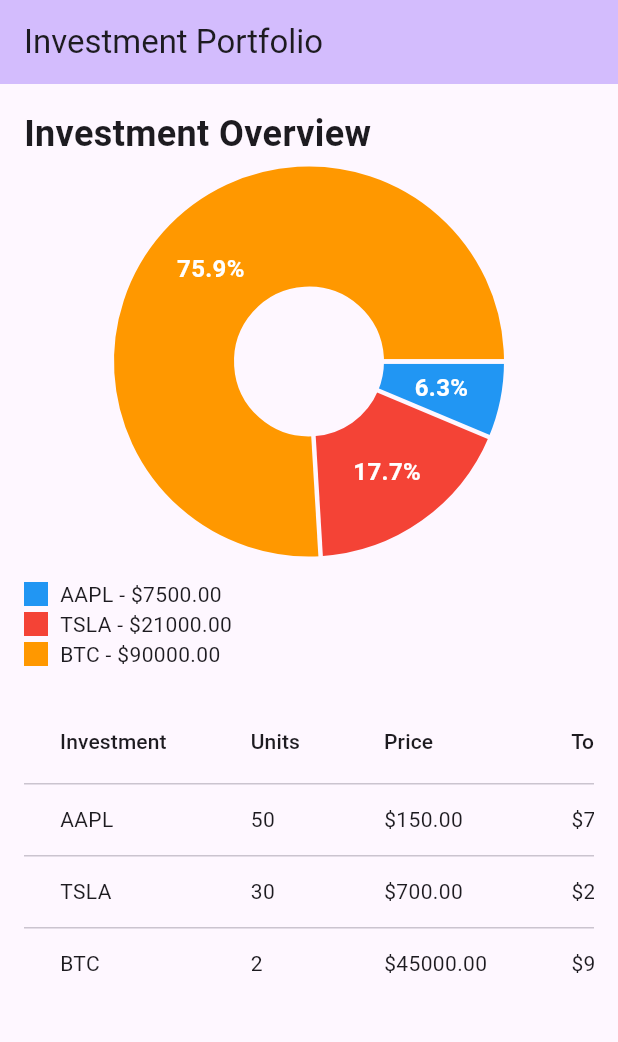
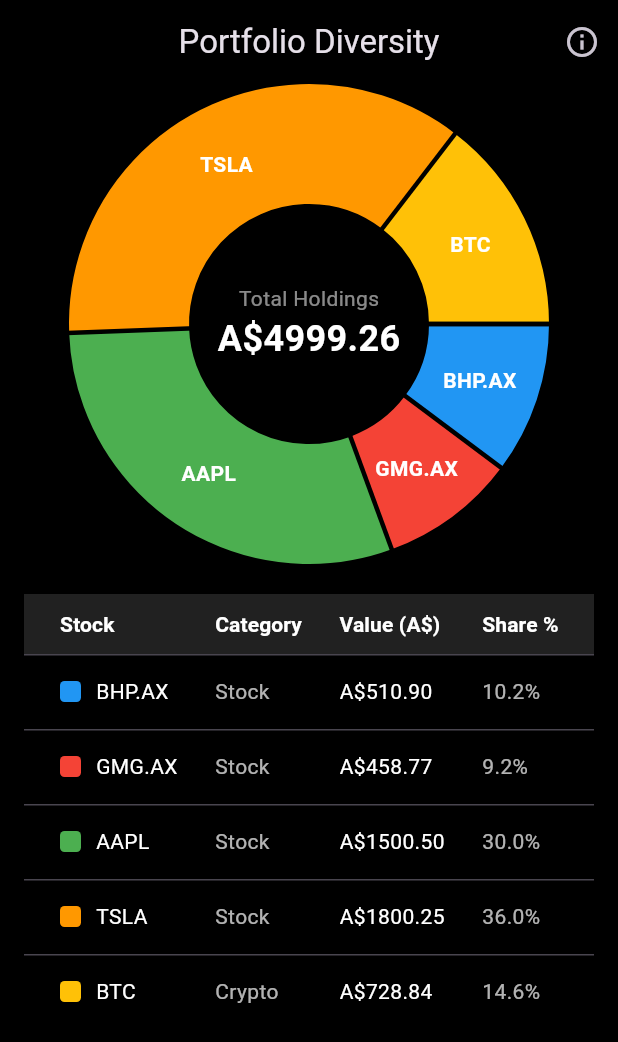
Before and after one commit to alex-morrisonn/investmentPortfolio, a Flutter app: the screen it shows after launch, on a phone screen of 412 x 824 dp. Shown: the top 1042 px of the screen. Run offline on Flutter 3.47's test engine with Material 3 defaults, Android fonts, the phone set to English and light mode, and no system bars; drawn by our look-alikes of fl_chart.

Commit message:
Changed colour scheme and formatting

```diff
--- a/investment_portfolio/lib/main.dart
+++ b/investment_portfolio/lib/main.dart
@@ -12,135 +12,155 @@
   Widget build(BuildContext context) {
     return MaterialApp(
       title: 'Investment Portfolio',
-      theme: ThemeData(
-        colorScheme: ColorScheme.fromSeed(seedColor: Colors.deepPurple),
-        useMaterial3: true,
+      debugShowCheckedModeBanner: false,
+      theme: ThemeData.dark().copyWith(
+        scaffoldBackgroundColor: Colors.black,
       ),
-      home: const MyHomePage(title: 'Investment Portfolio'),
+      home: const PortfolioScreen(),
     );
   }
 }
 
-class MyHomePage extends StatefulWidget {
-  const MyHomePage({super.key, required this.title});
-
-  final String title;
+class PortfolioScreen extends StatefulWidget {
+  const PortfolioScreen({super.key});
 
   @override
-  State<MyHomePage> createState() => _MyHomePageState();
+  State<PortfolioScreen> createState() => _PortfolioScreenState();
 }
 
-class _MyHomePageState extends State<MyHomePage> {
-  // Investment data (can be replaced with API data later)
+class _PortfolioScreenState extends State<PortfolioScreen> {
   final List<Map<String, dynamic>> investments = [
-    {'name': 'AAPL', 'units': 50, 'price': 150.0, 'color': Colors.blue},
-    {'name': 'TSLA', 'units': 30, 'price': 700.0, 'color': Colors.red},
-    {'name': 'BTC', 'units': 2, 'price': 45000.0, 'color': Colors.orange},
+    {'name': 'BHP.AX', 'value': 510.90, 'category': 'Stock', 'color': Colors.blue},
+    {'name': 'GMG.AX', 'value': 458.77, 'category': 'Stock', 'color': Colors.red},
+    {'name': 'AAPL', 'value': 1500.50, 'category': 'Stock', 'color': Colors.green},
+    {'name': 'TSLA', 'value': 1800.25, 'category': 'Stock', 'color': Colors.orange},
+    {'name': 'BTC', 'value': 728.84, 'category': 'Crypto', 'color': Colors.amber},
   ];
+
+  double get totalHoldings =>
+      investments.fold(0, (sum, investment) => sum + investment['value']);
 
   @override
   Widget build(BuildContext context) {
     return Scaffold(
       appBar: AppBar(
-        backgroundColor: Theme.of(context).colorScheme.inversePrimary,
-        title: Text(widget.title),
+        title: const Text("Portfolio Diversity"),
+        centerTitle: true,
+        backgroundColor: Colors.black,
+        actions: [
+          IconButton(
+            icon: const Icon(Icons.info_outline),
+            onPressed: () {},
+          )
+        ],
       ),
       body: Padding(
-        padding: const EdgeInsets.all(16.0),
+        padding: const EdgeInsets.symmetric(horizontal: 16, vertical: 20), // Global padding for better spacing
         child: Column(
           crossAxisAlignment: CrossAxisAlignment.start,
           children: [
-            const Text(
-              'Investment Overview',
-              style: TextStyle(fontSize: 24, fontWeight: FontWeight.bold),
-            ),
-            const SizedBox(height: 10),
-
-            // Pie Chart and Table inside a Scrollable View
-            Expanded(
-              child: SingleChildScrollView(
-                child: Column(
+            // Pie Chart Section with Proper Spacing (No Extra Title)
+            Container(
+              height: 280,
+              padding: const EdgeInsets.symmetric(vertical: 10),
+              child: Stack(
+                alignment: Alignment.center,
                 children: [
-                    // Pie Chart
-                    SizedBox(
-                      height: 250,
-                      child: PieChart(
+                  PieChart(
                     PieChartData(
                       sections: _generatePieChartSections(),
-                          centerSpaceRadius: 50,
+                      centerSpaceRadius: 80,
                       sectionsSpace: 3,
                       borderData: FlBorderData(show: false),
                     ),
                   ),
+                  Column(
+                    mainAxisAlignment: MainAxisAlignment.center,
+                    children: [
+                      const Text(
+                        "Total Holdings",
+                        style: TextStyle(color: Colors.white54, fontSize: 14),
                       ),
-                    const SizedBox(height: 20),
-                    _buildLegend(),
-                    const SizedBox(height: 20),
-
-                    // Investment Table
-                    _buildInvestmentTable(),
+                      Text(
+                        "A\$${totalHoldings.toStringAsFixed(2)}",
+                        style: const TextStyle(color: Colors.white, fontSize: 24, fontWeight: FontWeight.bold),
+                      ),
+                    ],
+                  ),
                 ],
               ),
             ),
-            ),
+
+            const SizedBox(height: 30), // Extra space before table
+
+            // Investment Table with Proper Spacing
+            Expanded(child: _buildInvestmentTable()),
           ],
         ),
       ),
     );
   }
 
-  // Generate pie chart sections from investment data
+  // Generate pie chart sections for individual stocks
   List<PieChartSectionData> _generatePieChartSections() {
-    double totalInvestment = investments.fold(0, (sum, item) => sum + (item['units'] * item['price']));
-
     return investments.map((investment) {
-      double value = investment['units'] * investment['price'];
       return PieChartSectionData(
-        value: value,
-        title: '${((value / totalInvestment) * 100).toStringAsFixed(1)}%',
+        value: investment['value'],
+        title: investment['name'],
         color: investment['color'],
         radius: 80,
-        titleStyle: const TextStyle(fontSize: 16, fontWeight: FontWeight.bold, color: Colors.white),
+        titleStyle: const TextStyle(fontSize: 14, fontWeight: FontWeight.bold, color: Colors.white),
       );
     }).toList();
   }
 
-  // Build a legend for the pie chart
-  Widget _buildLegend() {
-    return Column(
-      children: investments.map((investment) {
-        return Row(
-          mainAxisAlignment: MainAxisAlignment.start,
+  // Build the investment table with colored boxes and better row spacing
+  Widget _buildInvestmentTable() {
+    return SingleChildScrollView(
+      scrollDirection: Axis.horizontal,
+      child: Padding(
+        padding: const EdgeInsets.symmetric(vertical: 10), // Add space around the table
+        child: DataTable(
+          columnSpacing: 25, // More spacing between columns
+          headingRowHeight: 40, // Increased header row height
+          dataRowHeight: 50, // More height for better row spacing
+          headingRowColor: MaterialStateColor.resolveWith((states) => Colors.grey[900]!),
+          columns: const [
+            DataColumn(label: Text('Stock', style: TextStyle(fontWeight: FontWeight.bold, color: Colors.white))),
+            DataColumn(label: Text('Category', style: TextStyle(fontWeight: FontWeight.bold, color: Colors.white))),
+            DataColumn(label: Text('Value (A\$)', style: TextStyle(fontWeight: FontWeight.bold, color: Colors.white))),
+            DataColumn(label: Text('Share %', style: TextStyle(fontWeight: FontWeight.bold, color: Colors.white))),
+          ],
+          rows: investments.map((investment) {
+            return DataRow(
+              cells: [
+                DataCell(Row(
                   children: [
-            Container(width: 16, height: 16, color: investment['color']),
-            const SizedBox(width: 8),
-            Text('${investment['name']} - \$${(investment['units'] * investment['price']).toStringAsFixed(2)}'),
+                    Container(
+                      width: 14,
+                      height: 14,
+                      decoration: BoxDecoration(
+                        color: investment['color'],
+                        shape: BoxShape.rectangle,
+                        borderRadius: BorderRadius.circular(3),
+                      ),
+                    ),
+                    const SizedBox(width: 10), // Better spacing between box and text
+                    Text(investment['name'], style: const TextStyle(color: Colors.white)),
+                  ],
+                )),
+                DataCell(Text(investment['category'], style: const TextStyle(color: Colors.white70))),
+                DataCell(Text("A\$${investment['value'].toStringAsFixed(2)}", style: const TextStyle(color: Colors.white))),
+                DataCell(
+                  Text(
+                    "${((investment['value'] / totalHoldings) * 100).toStringAsFixed(1)}%",
+                    style: const TextStyle(color: Colors.white70),
+                  ),
+                ),
               ],
             );
           }).toList(),
-    );
-  }
-
-  // Build the investment table
-  Widget _buildInvestmentTable() {
-    return SingleChildScrollView(
-      scrollDirection: Axis.horizontal,
-      child: DataTable(
-        columns: const [
-          DataColumn(label: Text('Investment')),
-          DataColumn(label: Text('Units')),
-          DataColumn(label: Text('Price')),
-          DataColumn(label: Text('Total Value')),
-        ],
-        rows: investments.map((investment) {
-          double totalValue = investment['units'] * investment['price'];
-          return DataRow(cells: [
-            DataCell(Text(investment['name'])),
-            DataCell(Text('${investment['units']}')),
-            DataCell(Text('\$${investment['price'].toStringAsFixed(2)}')),
-            DataCell(Text('\$${totalValue.toStringAsFixed(2)}')),
-          ]);
-        }).toList(),
+        ),
       ),
     );
   }
```
Lines whose indentation alone changed are shown as unchanged.
